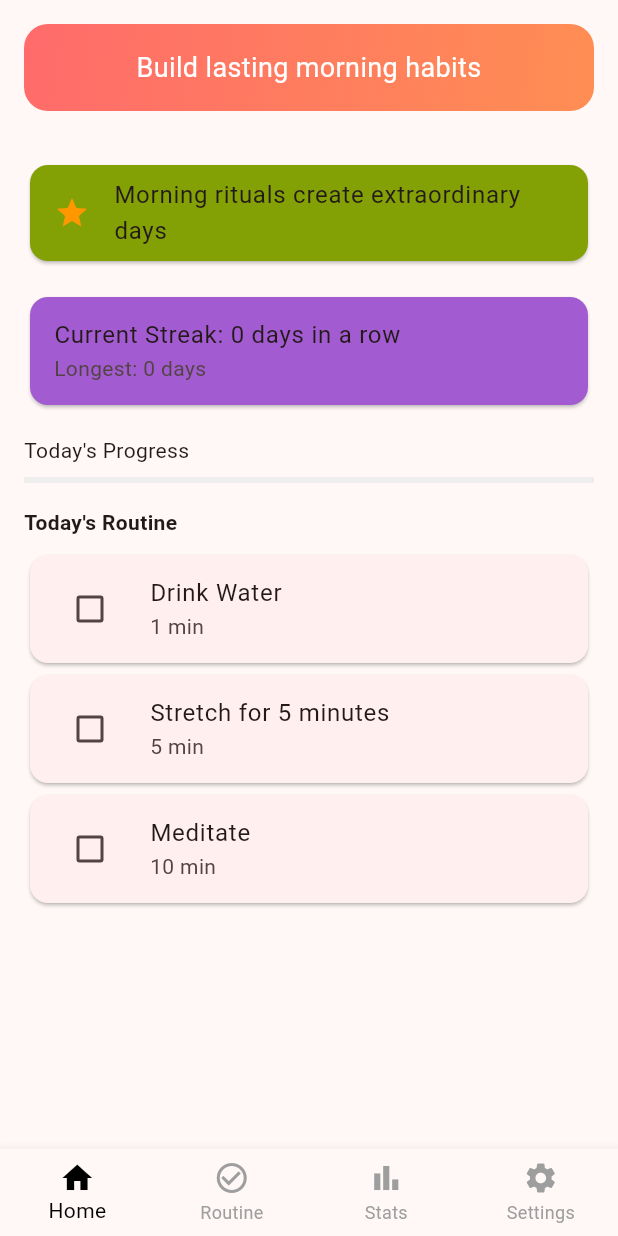
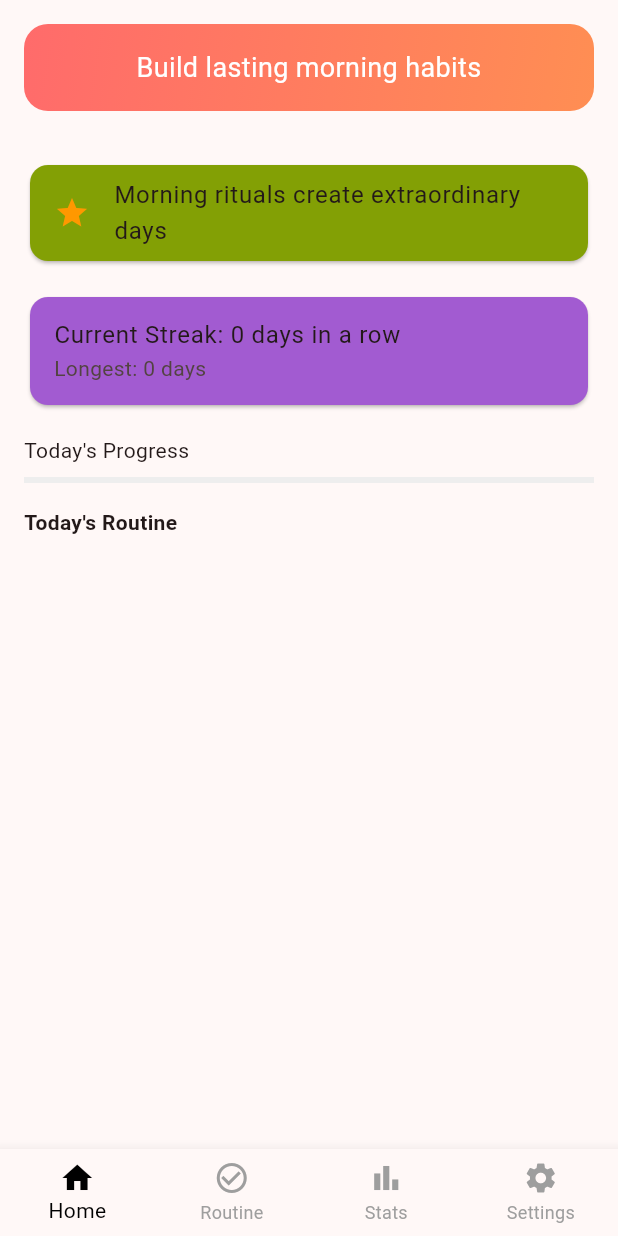
Before and after one commit to divmkw/Moring-Routine, a Flutter app: the screen it shows after launch, on a phone screen of 412 x 824 dp. Run offline on Flutter 3.47's test engine with Material 3 defaults, Android fonts, the phone set to English and light mode, and no system bars; our stand-ins replace hive, hive_flutter, shared_preferences, table_calendar, timezone; accounts and stored records are empty.

Commit message:
loaded tasklist in home page

```diff
--- a/lib/main.dart
+++ b/lib/main.dart
@@ -107,7 +107,7 @@ class _HomePageState extends State<HomePage> {
       body: _screens[_currentIndex],
       bottomNavigationBar: BottomNavigationBar(
         currentIndex: _currentIndex,
-        selectedItemColor: Colors.black,
+        selectedItemColor: Theme.of(context).brightness == Brightness.dark ? Colors.white : Colors.black,
         unselectedItemColor: Colors.grey,
         type: BottomNavigationBarType.fixed,
         onTap: (index) => setState(() => _currentIndex = index),
@@ -127,24 +127,3 @@ class _HomePageState extends State<HomePage> {
     );
   }
 }
-
-//****************************************************** Hive Service for Data Persistence *******************************************/
-
-// Example usage in a widget
-// Future<void> _saveActivity(String taskName, bool isCompleted) async {
-//   final activity = DailyActivity(
-//     date: DateTime.now(),
-//     taskName: taskName,
-//     isCompleted: isCompleted,
-//     timeSpent: '5 min',
-//   );
-//   await HiveService.saveDailyActivity(activity);
-// }
-
-// // Check completed activities
-// void _loadTodaysActivities() {
-//   final activities = HiveService.getActivitiesForDate(DateTime.now());
-//   for (var activity in activities) {
-//     print('${activity.taskName}: ${activity.isCompleted}');
-//   }
-// }
--- a/lib/screens/home_screen.dart
+++ b/lib/screens/home_screen.dart
@@ -1,4 +1,7 @@
 import 'package:flutter/material.dart';
+import 'package:hive_flutter/hive_flutter.dart';
+import '../models/task_model.dart';
+
 // import 'package:intl/intl.dart';
 // import '../models/daily_activity.dart';
 // import '../services/hive_service.dart';
@@ -14,12 +17,12 @@ class HomeScreen extends StatefulWidget {
 }
 
 class _HomeScreenState extends State<HomeScreen> {
-  // List of tasks
-  final List<Map<String, String>> tasks = [
-    {"title": "Drink Water", "time": "1 min"},
-    {"title": "Stretch for 5 minutes", "time": "5 min"},
-    {"title": "Meditate", "time": "10 min"},
-  ];
+  // Hive tasks box
+  late Box<Task> taskBox;
+
+  // List of tasks initialized from Hive (title + time string)
+  List<Map<String, String>> tasks = [];
+
 
   //final streakKey = "streak";
   int currentStreak = 0;
@@ -31,89 +34,30 @@ class _HomeScreenState extends State<HomeScreen> {
   @override
   void initState() {
     super.initState();
-    // Initialize task completion status to false for all tasks
+    // Load today's tasks from Hive and initialize completion status
+    taskBox = Hive.box<Task>('tasksBox');
+    final now = DateTime.now();
+    final todayTasks = taskBox.values.where((t) =>
+      t.date.year == now.year &&
+      t.date.month == now.month &&
+      t.date.day == now.day
+    ).toList();
+
+    tasks = todayTasks.map((t) => {
+      "title": t.title,
+      "time": "${t.durationMinutes} min",
+    }).toList();
+
     taskCompletion = List<bool>.filled(tasks.length, false);
-    // _loadStreaks(); // Load streaks from SharedPreferences
-    // Schedule end-of-day logic
     _scheduleEndOfDay();
   }
 
   // Calculate progress based on completed tasks
   double _calculateProgress() {
-    final completedTasks = taskCompletion
-        .where((completed) => completed)
-        .length;
-        // await _updateStreaks();
+    if (tasks.isEmpty) return 0;
+    final completedTasks = taskCompletion.where((completed) => completed).length;
     return completedTasks / tasks.length;
   }
-
-  // Save streaks to SharedPreferences
-  // Future<void> _saveStreaks() async {
-  //   final prefs = await SharedPreferences.getInstance();
-  //   await prefs.setInt('currentStreak', currentStreak);
-  //   await prefs.setInt('longestStreak', longestStreak);
-  // }
-
-  // // Load streaks from SharedPreferences
-  // Future<void> _loadStreaks() async {
-  //   final prefs = await SharedPreferences.getInstance();
-  //   setState(() {
-  //     currentStreak = prefs.getInt('currentStreak') ?? 0;
-  //     longestStreak = prefs.getInt('longestStreak') ?? 0;
-  //   });
-  // }
-
-  // // Update streaks when daily tasks are completed
-  // Future<void> _updateStreaks() async {
-  //   if (_calculateProgress() == 1.0) {
-  //     currentStreak++;
-  //     if (currentStreak > longestStreak) {
-  //       longestStreak = currentStreak;
-  //     }
-  //     await _saveStreaks();
-  //     Fluttertoast.showToast(
-  //       msg: "Congratulations! You've completed today's tasks!",
-  //       toastLength: Toast.LENGTH_SHORT,
-  //       gravity: ToastGravity.BOTTOM,
-  //       backgroundColor: Colors.black54,
-  //       textColor: Colors.white,
-  //       fontSize: 16.0,
-  //     );
-  //   } else {
-  //     currentStreak = 0; // Reset streak if tasks are not completed
-  //     await _saveStreaks();
-  //   }
-  // }
-
-  // Save daily activity to Hive
-  // Future<void> _saveDailyActivity() async {
-  //   final now = DateTime.now();
-  //   final dailyActivities = tasks.asMap().entries.map((entry) {
-  //     final index = entry.key;
-  //     final task = entry.value;
-  //     return DailyActivity(
-  //       date: now,
-  //       taskName: task["title"]!,
-  //       isCompleted: taskCompletion[index],
-  //       timeSpent: task["time"]!,
-  //     );
-  //   }).toList();
-
-  //   for (var activity in dailyActivities) {
-  //     await HiveService.saveDailyActivity(activity);
-  //   }
-
-  //   Fluttertoast.showToast(
-  //     msg: "Daily activities saved for ${DateFormat('yyyy-MM-dd').format(now)}",
-  //     toastLength: Toast.LENGTH_SHORT, // or Toast.LENGTH_LONG
-  //     gravity: ToastGravity.BOTTOM, // position: TOP, CENTER, BOTTOM
-  //     backgroundColor: Colors.black54,
-  //     textColor: Colors.white,
-  //     fontSize: 16.0,
-  //   );
-
-  //   // print("Daily activities saved for ${DateFormat('yyyy-MM-dd').format(now)}");
-  // }
 
   // Schedule end-of-day logic
   void _scheduleEndOfDay() {
@@ -161,9 +105,9 @@ class _HomeScreenState extends State<HomeScreen> {
           const SizedBox(height: 16),
           Card(
             color: const Color.fromARGB(255, 162, 91, 209),
-            child: const ListTile(
-              title: Text("Current Streak: 0 days in a row"),
-              subtitle: Text("Longest: 0 days"),
+            child: ListTile(
+              title: Text("Current Streak: $currentStreak days in a row"),
+              subtitle: Text("Longest: $longestStreak days"),
             ),
           ),
           const SizedBox(height: 16),
```
Also changed, not shown: lib/screens/routine_screen.dart (+47 -9 lines).
